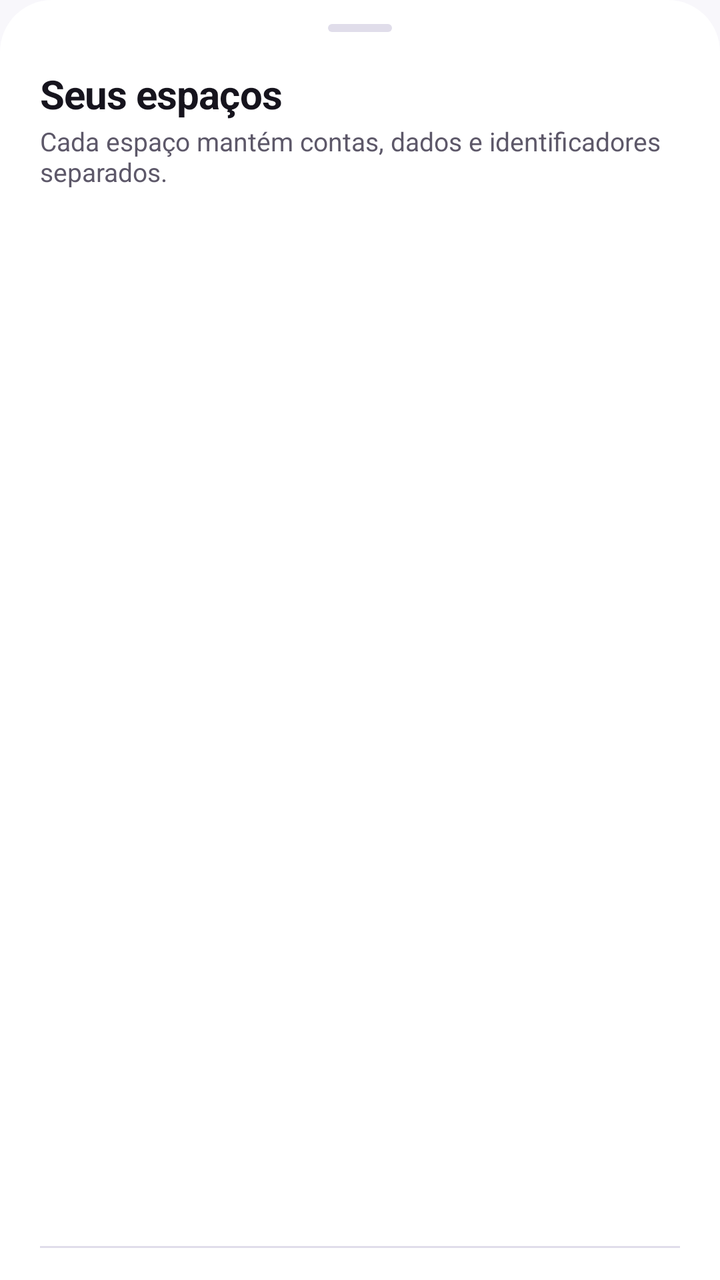
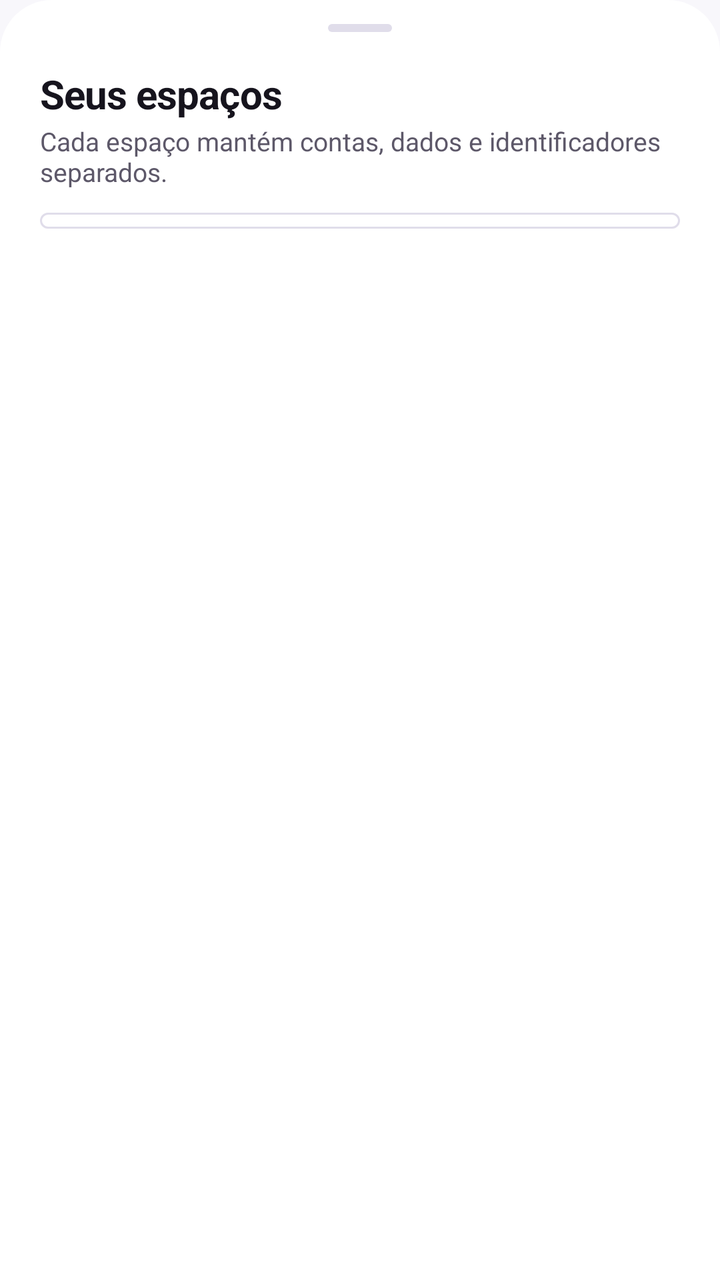

Two renders of the same Android screen: before a commit and after it. Below are the layout's source before the change and the commit's diff.
<!-- AndroidManifest.xml: application theme Theme.BlackBox -->
<!-- res/layout/sheet_spaces.xml -->
<?xml version="1.0" encoding="utf-8"?>
<LinearLayout xmlns:android="http://schemas.android.com/apk/res/android"
        android:layout_width="match_parent"
        android:layout_height="wrap_content"
        android:background="@drawable/bg_sheet"
        android:orientation="vertical"
        android:paddingBottom="@dimen/sp_2">

    <View
            android:layout_width="32dp"
            android:layout_height="4dp"
            android:layout_gravity="center_horizontal"
            android:layout_marginTop="@dimen/sp_3"
            android:background="@drawable/bg_sheet_handle" />

    <TextView
            style="@style/DsText.Title"
            android:layout_width="match_parent"
            android:layout_height="wrap_content"
            android:paddingStart="@dimen/gutter"
            android:paddingTop="@dimen/sp_5"
            android:paddingEnd="@dimen/gutter"
            android:text="@string/spaces_title" />

    <TextView
            style="@style/DsText.Support"
            android:layout_width="match_parent"
            android:layout_height="wrap_content"
            android:paddingStart="@dimen/gutter"
            android:paddingTop="@dimen/sp_1"
            android:paddingEnd="@dimen/gutter"
            android:paddingBottom="@dimen/sp_3"
            android:text="@string/spaces_subtitle" />

    <ScrollView
            android:id="@+id/spacesScroll"
            android:layout_width="match_parent"
            android:layout_height="wrap_content"
            android:layout_weight="1"
            android:clipToPadding="false"
            android:scrollbars="none">

        <LinearLayout
                android:id="@+id/spacesContainer"
                android:layout_width="match_parent"
                android:layout_height="wrap_content"
                android:orientation="vertical"
                android:paddingStart="@dimen/sp_3"
                android:paddingEnd="@dimen/sp_3"
                android:paddingBottom="@dimen/sp_3" />
    </ScrollView>

    
    <View
            android:layout_width="match_parent"
            android:layout_height="@dimen/hairline"
            android:layout_marginStart="@dimen/gutter"
            android:layout_marginEnd="@dimen/gutter"
            android:background="@color/ds_outline" />

    <FrameLayout
            android:id="@+id/spacesFooter"
            android:layout_width="match_parent"
            android:layout_height="wrap_content"
            android:paddingStart="@dimen/sp_3"
            android:paddingTop="@dimen/sp_2"
            android:paddingEnd="@dimen/sp_3" />

</LinearLayout>
<!-- resources referenced by this layout -->
<resources>
  <color name="ds_outline">#E0DDEA</color>
  <dimen name="gutter">20dp</dimen>
  <dimen name="hairline">1dp</dimen>
  <dimen name="sp_1">4dp</dimen>
  <dimen name="sp_2">8dp</dimen>
  <dimen name="sp_3">12dp</dimen>
  <dimen name="sp_5">20dp</dimen>
  <!-- drawable bg_sheet (drawable) -->
  <?xml version="1.0" encoding="utf-8"?>
  <shape xmlns:android="http://schemas.android.com/apk/res/android" android:shape="rectangle">
      <solid android:color="@color/ds_surface" />
      <corners android:topLeftRadius="26dp" android:topRightRadius="26dp" />
  </shape>
  <!-- drawable bg_sheet_handle (drawable) -->
  <?xml version="1.0" encoding="utf-8"?>
  <shape xmlns:android="http://schemas.android.com/apk/res/android" android:shape="rectangle">
      <solid android:color="@color/ds_outline" />
      <corners android:radius="3dp" />
  </shape>
  <string name="spaces_subtitle">Cada espaço mantém contas, dados e identificadores separados.</string>
  <string name="spaces_title">Seus espaços</string>
  <style name="DsText.Support">
          <item name="android:textSize">13sp</item>
          <item name="android:textColor">@color/ds_on_surface_muted</item>
      </style>
  <style name="DsText.Title">
          <item name="android:textSize">20sp</item>
          <item name="android:textStyle">bold</item>
          <item name="android:letterSpacing">-0.015</item>
      </style>
  <color name="ds_surface">#FFFFFF</color>
  <color name="ds_on_surface_muted">#5D5869</color>
  <color name="ds_violet">#5B48D6</color>
  <color name="ds_on_brand">#FFFFFF</color>
  <color name="ds_blue">#2563EB</color>
  <color name="ds_on_surface">#16141D</color>
  <color name="ds_bg">#F8F7FB</color>
  <color name="ds_danger">#C4363F</color>
  <style name="Theme.BlackBox.Dialog" parent="ThemeOverlay.MaterialComponents.MaterialAlertDialog">
          <item name="colorSurface">@color/ds_surface</item>
          <item name="colorOnSurface">@color/ds_on_surface</item>
          <item name="colorPrimary">@color/ds_violet</item>
      </style>
  <!-- drawable bg_menu (drawable) -->
  <?xml version="1.0" encoding="utf-8"?>
  <shape xmlns:android="http://schemas.android.com/apk/res/android"
      android:shape="rectangle">
      <solid android:color="@color/ds_surface_3" />
      <corners android:radius="@dimen/radius_md" />
  </shape>
  <dimen name="sp_4">16dp</dimen>
  <style name="Widget.BlackBox.BottomSheet" parent="Widget.MaterialComponents.BottomSheet.Modal">
          <item name="backgroundTint">@android:color/transparent</item>
          <item name="android:background">@android:color/transparent</item>
      </style>
  <style name="DsPreferenceCategory" parent="Preference.Category.Material">
          <item name="android:layout">@layout/preference_category_ds</item>
          <item name="allowDividerAbove">false</item>
          <item name="allowDividerBelow">false</item>
      </style>
  <style name="DsPreference" parent="Preference.Material">
          <item name="android:layout">@layout/preference_item_ds</item>
          <item name="allowDividerAbove">false</item>
          <item name="allowDividerBelow">false</item>
          <item name="iconSpaceReserved">false</item>
      </style>
  <style name="DsPreference.Dialog" parent="Preference.DialogPreference.Material">
          <item name="android:layout">@layout/preference_item_ds</item>
          <item name="allowDividerAbove">false</item>
          <item name="allowDividerBelow">false</item>
          <item name="iconSpaceReserved">false</item>
      </style>
  <color name="ds_surface_3">#E9E7F1</color>
  <dimen name="radius_md">16dp</dimen>
  <color name="ds_on_surface_faint">#8A8598</color>
  <!-- unchanged entries left out for length: 7 -->
</resources>

<!-- the commit's change to res/layout/sheet_spaces.xml (unified diff, before → after) -->
@@ -4,7 +4,7 @@
         android:layout_height="wrap_content"
         android:background="@drawable/bg_sheet"
         android:orientation="vertical"
-        android:paddingBottom="@dimen/sp_2">
+        android:paddingBottom="@dimen/sp_3">
 
     <View
             android:layout_width="32dp"
@@ -13,6 +13,7 @@
             android:layout_marginTop="@dimen/sp_3"
             android:background="@drawable/bg_sheet_handle" />
 
+    
     <TextView
             style="@style/DsText.Title"
             android:layout_width="match_parent"
@@ -26,8 +27,8 @@
             style="@style/DsText.Support"
             android:layout_width="match_parent"
             android:layout_height="wrap_content"
+            android:layout_marginTop="@dimen/sp_1"
             android:paddingStart="@dimen/gutter"
-            android:paddingTop="@dimen/sp_1"
             android:paddingEnd="@dimen/gutter"
             android:paddingBottom="@dimen/sp_3"
             android:text="@string/spaces_subtitle" />
@@ -38,32 +39,28 @@
             android:layout_height="wrap_content"
             android:layout_weight="1"
             android:clipToPadding="false"
+            android:paddingStart="@dimen/gutter"
+            android:paddingEnd="@dimen/gutter"
             android:scrollbars="none">
 
         <LinearLayout
                 android:id="@+id/spacesContainer"
                 android:layout_width="match_parent"
                 android:layout_height="wrap_content"
+                android:background="@drawable/bg_panel"
                 android:orientation="vertical"
-                android:paddingStart="@dimen/sp_3"
-                android:paddingEnd="@dimen/sp_3"
-                android:paddingBottom="@dimen/sp_3" />
+                android:paddingStart="@dimen/sp_2"
+                android:paddingTop="@dimen/sp_1"
+                android:paddingEnd="@dimen/sp_2"
+                android:paddingBottom="@dimen/sp_1" />
     </ScrollView>
-
-    
-    <View
-            android:layout_width="match_parent"
-            android:layout_height="@dimen/hairline"
-            android:layout_marginStart="@dimen/gutter"
-            android:layout_marginEnd="@dimen/gutter"
-            android:background="@color/ds_outline" />
 
     <FrameLayout
             android:id="@+id/spacesFooter"
             android:layout_width="match_parent"
             android:layout_height="wrap_content"
-            android:paddingStart="@dimen/sp_3"
-            android:paddingTop="@dimen/sp_2"
-            android:paddingEnd="@dimen/sp_3" />
+            android:paddingStart="@dimen/gutter"
+            android:paddingTop="@dimen/sp_3"
+            android:paddingEnd="@dimen/gutter" />
 
 </LinearLayout>
<!-- resource entries referenced after the edit -->
@@ -7,6 +7,14 @@
   <dimen name="sp_2">8dp</dimen>
   <dimen name="sp_3">12dp</dimen>
   <dimen name="sp_5">20dp</dimen>
+  <!-- drawable bg_panel (drawable) -->
+  <?xml version="1.0" encoding="utf-8"?>
+  <shape xmlns:android="http://schemas.android.com/apk/res/android"
+      android:shape="rectangle">
+      <solid android:color="@color/ds_surface" />
+      <corners android:radius="@dimen/radius_lg" />
+      <stroke android:width="@dimen/hairline" android:color="@color/ds_outline" />
+  </shape>
   <!-- drawable bg_sheet (drawable) -->
   <?xml version="1.0" encoding="utf-8"?>
   <shape xmlns:android="http://schemas.android.com/apk/res/android" android:shape="rectangle">
@@ -31,6 +39,7 @@
           <item name="android:letterSpacing">-0.015</item>
       </style>
   <color name="ds_surface">#FFFFFF</color>
+  <dimen name="radius_lg">20dp</dimen>
   <color name="ds_on_surface_muted">#5D5869</color>
   <color name="ds_violet">#5B48D6</color>
   <color name="ds_on_brand">#FFFFFF</color>
